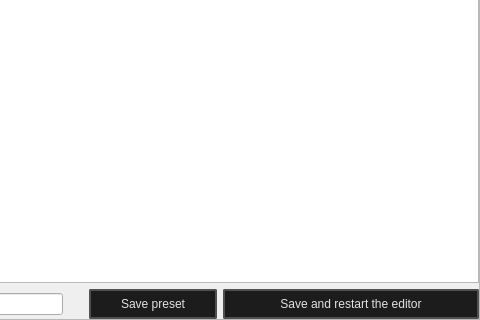
Above: hotkey_editor/main.ui from dertwist/Hammer5Tools before the change; both pictures show x 691 to 1171 and y 378 to 698 of the 1171 by 698 pixel window. Below: the same form after it.
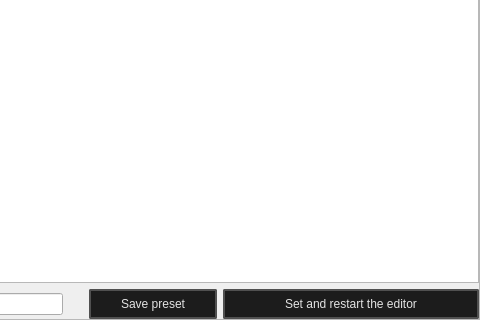
That is the form after the change. Icons and pictures are not drawn.

Commit message: HotkeyEditor filter input and command

Diff of the .ui file:
```diff
--- a/hotkey_editor/main.ui
+++ b/hotkey_editor/main.ui
@@ -525,7 +525,7 @@
     }</string>
                </property>
                <property name="text">
-                <string>Save and restart the editor</string>
+                <string>Set and restart the editor</string>
                </property>
                <property name="icon">
                 <iconset resource="../resources.qrc">
```
The commit also changes 3 other files.
